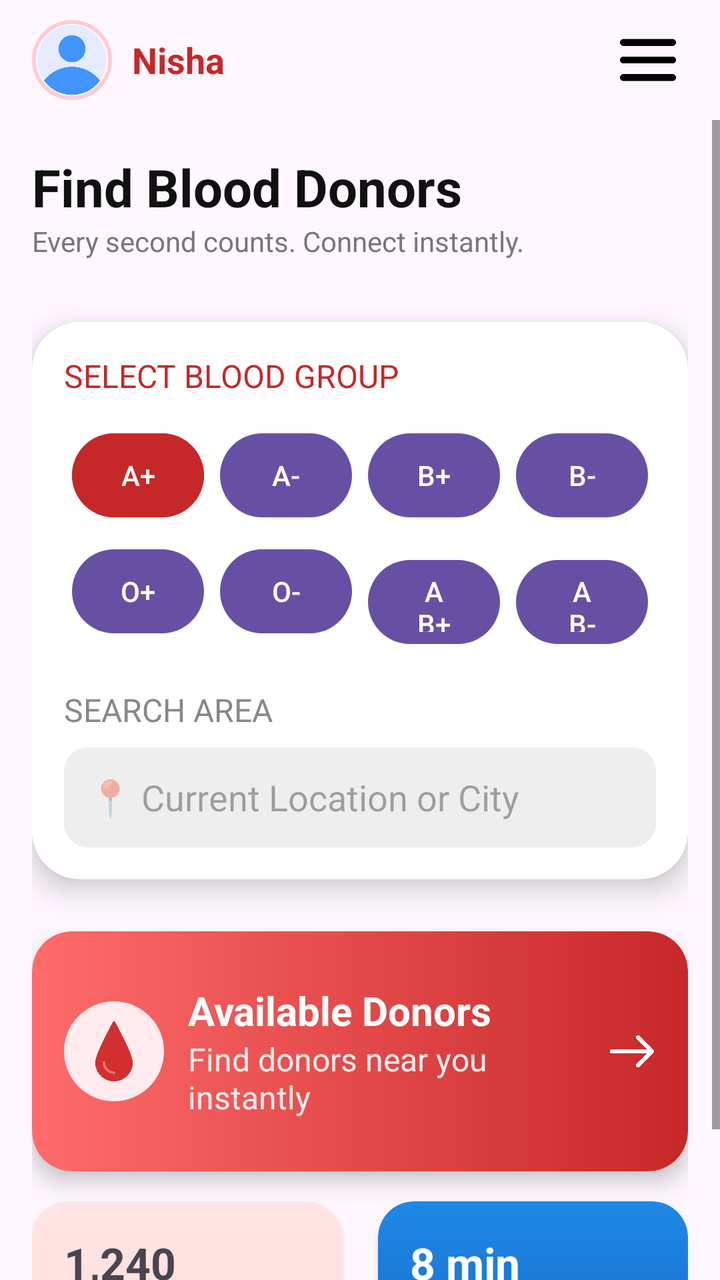
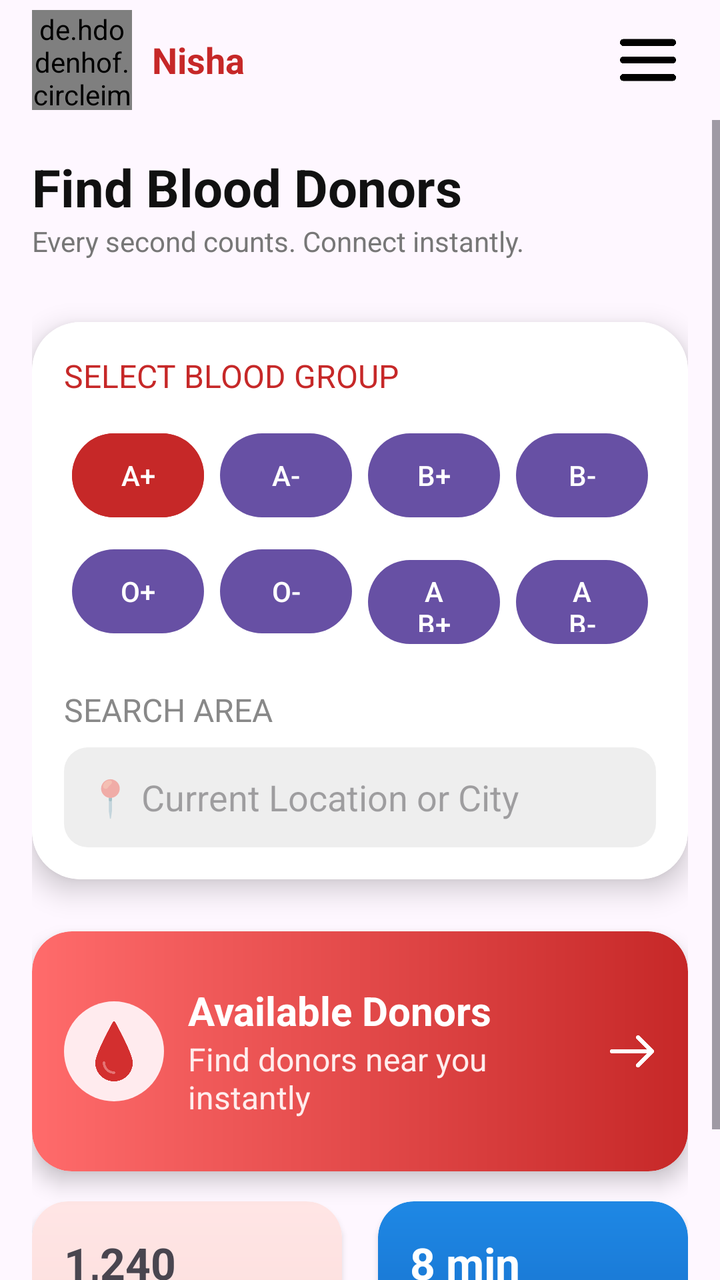

Two renders of the same Android screen: before a commit and after it. Below are the layout's source before the change and the commit's diff.
<!-- AndroidManifest.xml: application theme Theme.BloodDonarNet -->
<!-- res/layout/activity_receiver_home.xml -->
<?xml version="1.0" encoding="utf-8"?>
    <androidx.drawerlayout.widget.DrawerLayout
    xmlns:android="http://schemas.android.com/apk/res/android"
    xmlns:app="http://schemas.android.com/apk/res-auto"
    xmlns:card_view="http://schemas.android.com/apk/res-auto"
    android:id="@+id/drawerLayout"
    android:layout_width="match_parent"
    android:layout_height="match_parent">

<androidx.constraintlayout.widget.ConstraintLayout
    xmlns:android="http://schemas.android.com/apk/res/android"
    xmlns:app="http://schemas.android.com/apk/res-auto"
    xmlns:card_view="http://schemas.android.com/apk/res-auto"
    android:layout_width="match_parent"
    android:layout_height="match_parent"
    >
    <LinearLayout
        android:id="@+id/toolbar"
        android:layout_width="0dp"
        android:layout_height="60dp"
        android:orientation="horizontal"
        android:gravity="center_vertical"
        android:paddingHorizontal="16dp"
        app:layout_constraintTop_toTopOf="parent"
        app:layout_constraintStart_toStartOf="parent"
        app:layout_constraintEnd_toEndOf="parent">


        <ImageView
            android:id="@+id/imgProfile"
            android:layout_width="40dp"
            android:layout_height="40dp"
            android:src="@drawable/profile"
            android:background="@drawable/circle_bg"
            android:scaleType="centerCrop"
            android:padding="2dp"/>


        <TextView
            android:id="@+id/tvUsername"
            android:layout_width="wrap_content"
            android:layout_height="wrap_content"
            android:text="Nisha"
            android:textColor="#C62828"
            android:textSize="18sp"
            android:textStyle="bold"
            android:layout_marginStart="10dp"/>


        <View
            android:layout_width="0dp"
            android:layout_height="0dp"
            android:layout_weight="1"/>


        <ImageView
            android:id="@+id/menu"
            android:layout_width="40dp"
            android:layout_height="40dp"

            android:padding="6dp"
            android:scaleType="centerInside"
            android:src="@drawable/menu"/>
    </LinearLayout>

    <ScrollView
        android:layout_width="0dp"
        android:layout_height="0dp"
        app:layout_constraintTop_toBottomOf="@id/toolbar"
        app:layout_constraintBottom_toBottomOf="parent"
        app:layout_constraintStart_toStartOf="parent"
        app:layout_constraintEnd_toEndOf="parent">

        <LinearLayout
            android:orientation="vertical"
            android:padding="16dp"
            android:layout_width="match_parent"
            android:layout_height="wrap_content">


            <TextView
                android:text="Find Blood Donors"
                android:textSize="26sp"
                android:textStyle="bold"
                android:textColor="#111"
                android:layout_width="wrap_content"
                android:layout_height="wrap_content"/>

            <TextView
                android:text="Every second counts. Connect instantly."
                android:textSize="14sp"
                android:textColor="#777"
                android:layout_marginBottom="16dp"
                android:layout_width="wrap_content"
                android:layout_height="wrap_content"/>

            
            <androidx.cardview.widget.CardView
                android:layout_width="match_parent"
                android:layout_height="wrap_content"
                app:cardCornerRadius="24dp"
                android:layout_marginTop="15dp"
                app:cardElevation="8dp"
                android:layout_marginBottom="16dp">

                <LinearLayout
                    android:padding="16dp"
                    android:orientation="vertical"
                    android:background="@drawable/card_soft"
                    android:layout_width="match_parent"
                    android:layout_height="wrap_content">

                    <TextView
                        android:text="SELECT BLOOD GROUP"
                        android:textSize="16sp"
                        android:textColor="#C62828"
                        android:layout_width="wrap_content"
                        android:layout_height="wrap_content"/>

                    <GridLayout
                        android:layout_width="match_parent"
                        android:layout_height="wrap_content"
                        android:columnCount="4"
                        android:layout_marginTop="10dp">

                        <Button
                            android:id="@+id/btnAPlus"
                            android:layout_width="0dp"
                            android:layout_height="50dp"
                            android:layout_columnWeight="1"
                            android:layout_margin="4dp"
                            android:text="A+"
                            android:backgroundTint="#C62828"
                            android:textColor="#FFF"/>

                        <Button
                            android:id="@+id/btnAMinus"
                            android:layout_width="0dp"
                            android:layout_height="50dp"
                            android:layout_columnWeight="1"
                            android:layout_margin="4dp"
                            android:text="A-"/>

                        <Button
                            android:id="@+id/btnBPlus"
                            android:layout_width="0dp"
                            android:layout_height="50dp"
                            android:layout_columnWeight="1"
                            android:layout_margin="4dp"
                            android:text="B+"/>

                        <Button
                            android:id="@+id/btnBMinus"
                            android:layout_width="0dp"
                            android:layout_height="50dp"
                            android:layout_columnWeight="1"
                            android:layout_margin="4dp"
                            android:text="B-"/>

                        <Button
                            android:id="@+id/btnOPlus"
                            android:layout_width="0dp"
                            android:layout_height="50dp"
                            android:layout_columnWeight="1"
                            android:layout_margin="4dp"
                            android:text="O+"/>

                        <Button
                            android:id="@+id/btnOMinus"
                            android:layout_width="0dp"
                            android:layout_height="50dp"
                            android:layout_columnWeight="1"
                            android:layout_margin="4dp"
                            android:text="O-"/>

                        <Button
                            android:id="@+id/btnABPlus"
                            android:layout_width="0dp"
                            android:layout_height="50dp"
                            android:layout_columnWeight="1"
                            android:layout_margin="4dp"
                            android:text="AB+"/>

                        <Button
                            android:id="@+id/btnABMinus"
                            android:layout_width="0dp"
                            android:layout_height="50dp"
                            android:layout_columnWeight="1"
                            android:layout_margin="4dp"
                            android:text="AB-"/>

                    </GridLayout>

                    <TextView
                        android:text="SEARCH AREA"
                        android:textSize="16sp"
                        android:textColor="#888"
                        android:layout_marginTop="14dp"
                        android:layout_width="wrap_content"
                        android:layout_height="wrap_content"/>

                    <EditText
                        android:id="@+id/etLocation"
                        android:layout_width="match_parent"
                        android:layout_height="50dp"
                        android:hint="📍 Current Location or City"
                        android:background="@drawable/input_bg"
                        android:padding="12dp"
                        android:layout_marginTop="8dp"/>

                </LinearLayout>
            </androidx.cardview.widget.CardView>

            
            <androidx.cardview.widget.CardView
                android:id="@+id/cardAvailableDonors"
                android:layout_width="match_parent"
                android:layout_height="120dp"
                android:layout_marginTop="10dp"
                app:cardCornerRadius="20dp"
                app:cardElevation="6dp">

                <LinearLayout
                    android:layout_width="match_parent"
                    android:layout_height="match_parent"
                    android:orientation="horizontal"
                    android:gravity="center_vertical"
                    android:padding="16dp"
                    android:background="@drawable/card_gradient">

                    <ImageView
                        android:layout_width="50dp"
                        android:layout_height="50dp"
                        android:src="@drawable/blood"
                        android:background="@drawable/circle_light"
                        android:padding="10dp"/>

                    <LinearLayout
                        android:layout_width="0dp"
                        android:layout_height="wrap_content"
                        android:orientation="vertical"
                        android:layout_marginStart="12dp"
                        android:layout_weight="1">

                        <TextView
                            android:text="Available Donors"
                            android:textSize="20sp"
                            android:textStyle="bold"
                            android:textColor="#FFF"
                            android:layout_width="wrap_content"
                            android:layout_height="wrap_content"/>

                        <TextView
                            android:text="Find donors near you instantly"
                            android:textSize="16sp"
                            android:textColor="#FFEDED"
                            android:layout_width="wrap_content"
                            android:layout_height="wrap_content"/>
                    </LinearLayout>

                    <ImageView
                        android:layout_width="24dp"
                        android:layout_height="24dp"
                        android:src="@drawable/arrow"
                        app:tint="#FFF" />
                </LinearLayout>
            </androidx.cardview.widget.CardView>

            
            <LinearLayout
                android:layout_width="match_parent"
                android:layout_height="wrap_content"
                android:orientation="horizontal"
                android:layout_marginTop="15dp">

                <androidx.cardview.widget.CardView
                    android:layout_weight="1"
                    android:layout_marginEnd="10dp"
                    app:cardCornerRadius="18dp"
                    android:layout_width="0dp"
                    android:layout_height="110dp">

                    <LinearLayout
                        android:background="@drawable/card_light_red"
                        android:padding="16dp"
                        android:orientation="vertical"
                        android:layout_width="match_parent"
                        android:layout_height="match_parent">

                        <TextView
                            android:text="1,240"
                            android:textSize="22sp"
                            android:textStyle="bold"
                            android:layout_width="wrap_content"
                            android:layout_height="wrap_content"/>

                        <TextView
                            android:text="Active Donors"
                            android:layout_width="wrap_content"
                            android:layout_height="wrap_content"/>
                    </LinearLayout>
                </androidx.cardview.widget.CardView>

                <androidx.cardview.widget.CardView
                    android:layout_weight="1"
                    android:layout_marginStart="8dp"
                    app:cardCornerRadius="18dp"
                    android:layout_width="0dp"
                    android:layout_height="110dp">

                    <LinearLayout
                        android:background="@drawable/card_blue"
                        android:padding="16dp"
                        android:orientation="vertical"
                        android:layout_width="match_parent"
                        android:layout_height="match_parent">

                        <TextView
                            android:text="8 min"
                            android:textSize="22sp"
                            android:textStyle="bold"
                            android:textColor="#FFF"
                            android:layout_width="wrap_content"
                            android:layout_height="wrap_content"/>

                        <TextView
                            android:text="Avg Response"
                            android:textColor="#FFF"
                            android:layout_width="wrap_content"
                            android:layout_height="wrap_content"/>
                    </LinearLayout>
                </androidx.cardview.widget.CardView>

            </LinearLayout>

        </LinearLayout>
    </ScrollView>




</androidx.constraintlayout.widget.ConstraintLayout>
    <com.google.android.material.navigation.NavigationView
        android:id="@+id/navigationView"
        android:layout_width="280dp"
        android:layout_height="match_parent"
        android:layout_gravity="start"
        app:menu="@menu/drawer_menu"
        app:headerLayout="@layout/nav_header"/>

</androidx.drawerlayout.widget.DrawerLayout>
<!-- res/layout/nav_header.xml (included above) -->
<LinearLayout
    xmlns:android="http://schemas.android.com/apk/res/android"
    android:layout_width="match_parent"
    android:layout_height="150dp"
    android:background="#C62828"
    android:orientation="vertical"
    android:gravity="center"
    android:padding="16dp">

    <ImageView
        android:layout_width="60dp"
        android:layout_height="60dp"
        android:src="@drawable/profile"
        android:background="@drawable/circle_bg"
        android:padding="3dp"/>

    <TextView
        android:layout_width="wrap_content"
        android:layout_height="wrap_content"
        android:text="Nisha"
        android:textColor="#FFF"
        android:textSize="18sp"
        android:layout_marginTop="8dp"/>

</LinearLayout>
<!-- resources referenced by this layout -->
<resources>
  <!-- drawable arrow: png bitmap (drawable, 3455 bytes) -->
  <!-- drawable blood: png bitmap (drawable, 12084 bytes) -->
  <!-- drawable card_blue (drawable) -->
  <?xml version="1.0" encoding="utf-8"?>
  <shape xmlns:android="http://schemas.android.com/apk/res/android">
      <gradient
          android:startColor="#1E88E5"
          android:endColor="#1565C0"
          android:angle="270"/>
      <corners android:radius="18dp"/>
  </shape>
  <!-- drawable card_gradient (drawable) -->
  <?xml version="1.0" encoding="utf-8"?>
  <shape xmlns:android="http://schemas.android.com/apk/res/android">
      <gradient
          android:startColor="#FF6B6B"
          android:endColor="#C62828"
          android:angle="0"/>
      <corners android:radius="20dp"/>
  </shape>
  <!-- drawable card_light_red (drawable) -->
  <?xml version="1.0" encoding="utf-8"?>
  <shape xmlns:android="http://schemas.android.com/apk/res/android">
      <gradient
          android:startColor="#FFE5E5"
          android:endColor="#FADBD8"
          android:angle="270"/>
      <corners android:radius="18dp"/>
  </shape>
  <!-- drawable card_soft (drawable) -->
  <?xml version="1.0" encoding="utf-8"?>
  <shape xmlns:android="http://schemas.android.com/apk/res/android">
      <solid android:color="#FFFFFF"/>
      <corners android:radius="24dp"/>
  </shape>
  <!-- drawable circle_bg (drawable) -->
  <shape xmlns:android="http://schemas.android.com/apk/res/android"
      android:shape="oval">
      <solid android:color="#FFFFFF"/>
      <stroke android:width="2dp" android:color="#FFCDD2"/>
  </shape>
  <!-- drawable circle_light (drawable) -->
  <shape xmlns:android="http://schemas.android.com/apk/res/android">
      <solid android:color="#FFEBEE"/>
      <corners android:radius="50dp"/>
  </shape>
  <!-- drawable input_bg (drawable) -->
  <shape xmlns:android="http://schemas.android.com/apk/res/android">
      <solid android:color="#EEEEEE"/>
      <corners android:radius="12dp"/>
  </shape>
  <!-- drawable menu: png bitmap (drawable, 4534 bytes) -->
  <!-- drawable profile: png bitmap (drawable, 19293 bytes) -->
  <style name="Theme.BloodDonarNet" parent="Base.Theme.BloodDonarNet" />
  <style name="Base.Theme.BloodDonarNet" parent="Theme.Material3.DayNight.NoActionBar">
          
          
      </style>
</resources>

<!-- the commit's change to res/layout/activity_receiver_home.xml (unified diff, before → after) -->
@@ -8,9 +8,6 @@
     android:layout_height="match_parent">
 
 <androidx.constraintlayout.widget.ConstraintLayout
-    xmlns:android="http://schemas.android.com/apk/res/android"
-    xmlns:app="http://schemas.android.com/apk/res-auto"
-    xmlns:card_view="http://schemas.android.com/apk/res-auto"
     android:layout_width="match_parent"
     android:layout_height="match_parent"
     >
@@ -21,19 +18,18 @@
         android:orientation="horizontal"
         android:gravity="center_vertical"
         android:paddingHorizontal="16dp"
-        app:layout_constraintTop_toTopOf="parent"
-        app:layout_constraintStart_toStartOf="parent"
-        app:layout_constraintEnd_toEndOf="parent">
-
-
-        <ImageView
+        card_view:layout_constraintTop_toTopOf="parent"
+        card_view:layout_constraintStart_toStartOf="parent"
+        card_view:layout_constraintEnd_toEndOf="parent">
+
+
+        <de.hdodenhof.circleimageview.CircleImageView
             android:id="@+id/imgProfile"
-            android:layout_width="40dp"
-            android:layout_height="40dp"
+            android:layout_width="50dp"
+            android:layout_height="50dp"
             android:src="@drawable/profile"
-            android:background="@drawable/circle_bg"
-            android:scaleType="centerCrop"
-            android:padding="2dp"/>
+            app:civ_border_width="2dp"
+            app:civ_border_color="#FF0000"/>
 
 
         <TextView
@@ -66,10 +62,10 @@
     <ScrollView
         android:layout_width="0dp"
         android:layout_height="0dp"
-        app:layout_constraintTop_toBottomOf="@id/toolbar"
-        app:layout_constraintBottom_toBottomOf="parent"
-        app:layout_constraintStart_toStartOf="parent"
-        app:layout_constraintEnd_toEndOf="parent">
+        card_view:layout_constraintTop_toBottomOf="@id/toolbar"
+        card_view:layout_constraintBottom_toBottomOf="parent"
+        card_view:layout_constraintStart_toStartOf="parent"
+        card_view:layout_constraintEnd_toEndOf="parent">
 
         <LinearLayout
             android:orientation="vertical"
@@ -94,13 +90,13 @@
                 android:layout_width="wrap_content"
                 android:layout_height="wrap_content"/>
 
-            
+
             <androidx.cardview.widget.CardView
                 android:layout_width="match_parent"
                 android:layout_height="wrap_content"
-                app:cardCornerRadius="24dp"
+                card_view:cardCornerRadius="24dp"
                 android:layout_marginTop="15dp"
-                app:cardElevation="8dp"
+                card_view:cardElevation="8dp"
                 android:layout_marginBottom="16dp">
 
                 <LinearLayout
@@ -211,14 +207,14 @@
                 </LinearLayout>
             </androidx.cardview.widget.CardView>
 
-            
+
             <androidx.cardview.widget.CardView
                 android:id="@+id/cardAvailableDonors"
                 android:layout_width="match_parent"
                 android:layout_height="120dp"
                 android:layout_marginTop="10dp"
-                app:cardCornerRadius="20dp"
-                app:cardElevation="6dp">
+                card_view:cardCornerRadius="20dp"
+                card_view:cardElevation="6dp">
 
                 <LinearLayout
                     android:layout_width="match_parent"
@@ -262,11 +258,11 @@
                         android:layout_width="24dp"
                         android:layout_height="24dp"
                         android:src="@drawable/arrow"
-                        app:tint="#FFF" />
+                        card_view:tint="#FFF" />
                 </LinearLayout>
             </androidx.cardview.widget.CardView>
 
-            
+
             <LinearLayout
                 android:layout_width="match_parent"
                 android:layout_height="wrap_content"
@@ -275,8 +271,9 @@
 
                 <androidx.cardview.widget.CardView
                     android:layout_weight="1"
+                    android:id="@+id/activedonars"
                     android:layout_marginEnd="10dp"
-                    app:cardCornerRadius="18dp"
+                    card_view:cardCornerRadius="18dp"
                     android:layout_width="0dp"
                     android:layout_height="110dp">
 
@@ -290,6 +287,7 @@
                         <TextView
                             android:text="1,240"
                             android:textSize="22sp"
+                            android:id="@+id/tvCount"
                             android:textStyle="bold"
                             android:layout_width="wrap_content"
                             android:layout_height="wrap_content"/>
@@ -304,7 +302,7 @@
                 <androidx.cardview.widget.CardView
                     android:layout_weight="1"
                     android:layout_marginStart="8dp"
-                    app:cardCornerRadius="18dp"
+                    card_view:cardCornerRadius="18dp"
                     android:layout_width="0dp"
                     android:layout_height="110dp">
 
